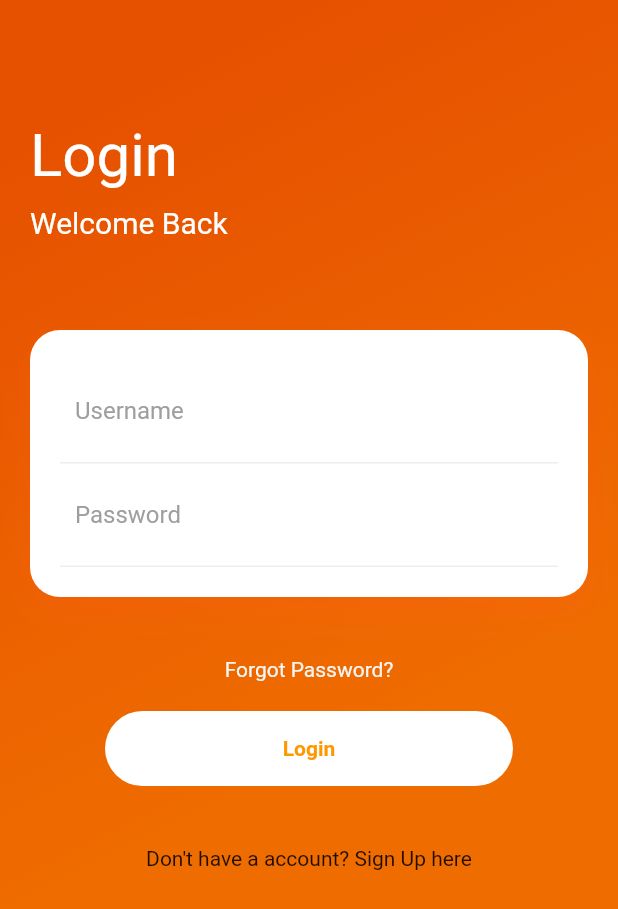
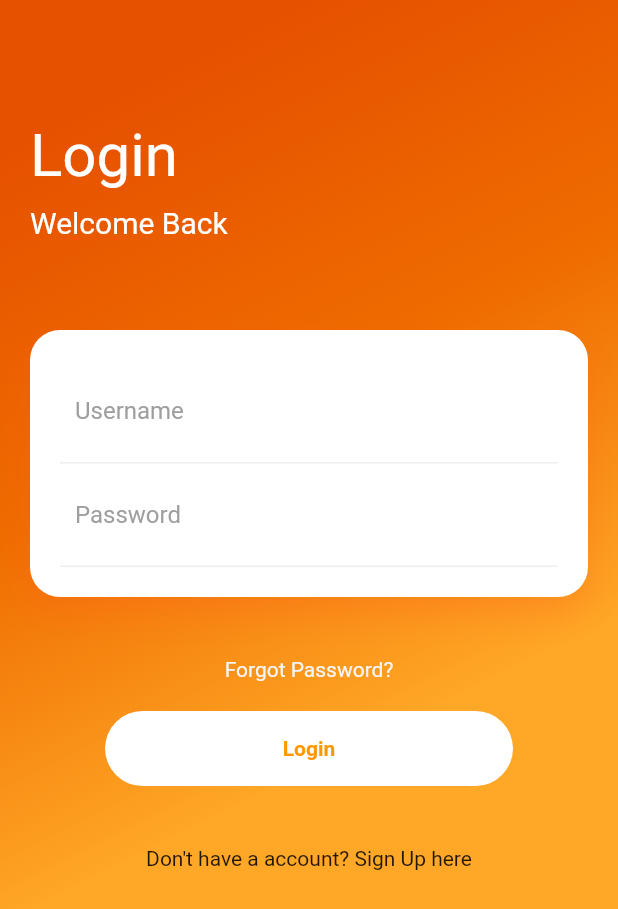
Before and after one commit to hanismdmahir/hamstercare_frontend, a Flutter app: the LoginPage screen opened directly, on a phone screen of 412 x 824 dp. Shown: the top 909 px of the screen. Run offline on Flutter 3.47's test engine with Material 2 defaults, Android fonts, the phone set to English and light mode, and no system bars.

Commit message:
login authenticated

```diff
--- a/lib/login/index.dart
+++ b/lib/login/index.dart
@@ -1,4 +1,5 @@
 import 'package:flutter/material.dart';
+import 'package:hamstercare/setting/setting.dart';
 
 void main() => runApp(
   MaterialApp(
@@ -8,9 +9,20 @@ void main() => runApp(
 );
 
 class LoginPage extends StatelessWidget {
+
+static final TextEditingController _user = new TextEditingController();
+ static final TextEditingController _pass = new TextEditingController();
+
+ String get username => _user.text;
+ String get password => _pass.text;
+
+
+ final GlobalKey<ScaffoldState> scaffoldKey = new GlobalKey<ScaffoldState>();
+
   @override
   Widget build(BuildContext context) {
     return Scaffold(
+      key: scaffoldKey,
       body: Container(
         width: double.infinity,
         decoration: BoxDecoration(
@@ -19,7 +31,7 @@ class LoginPage extends StatelessWidget {
             colors: [
               Colors.orange[900],
               Colors.orange[800],
-             // Colors.orange[400]  ni kalau nak orange cair kat bawah
+              Colors.orange[400]  //ni kalau nak orange cair kat bawah
             ]
           )
         ),
@@ -68,7 +80,7 @@ class LoginPage extends StatelessWidget {
                       decoration: BoxDecoration(
                         border: Border(bottom:BorderSide(color:Colors.grey[200]))
                         ),
-                      child: TextField(
+                      child: TextField(controller: _user,
                         decoration: InputDecoration(
                           hintText: "Username",
                           hintStyle: TextStyle(color:Colors.grey),
@@ -81,12 +93,13 @@ class LoginPage extends StatelessWidget {
                       decoration: BoxDecoration(
                         border: Border(bottom:BorderSide(color:Colors.grey[200]))
                         ),
-                      child: TextField(
+                     child: TextField(
+                        controller: _pass,
                         decoration: InputDecoration(
                           hintText: "Password",
                           hintStyle: TextStyle(color:Colors.grey),
                           border:InputBorder.none
-                        ),
+                        ), obscureText: true,
                       ),
                     ),
                 ],),),
@@ -101,10 +114,22 @@ class LoginPage extends StatelessWidget {
                         color: Colors.white
                       ),
                       child: Center(
-                        child: Text("Login", style: TextStyle(color:Colors.orange, fontWeight: FontWeight.bold)
-                    ),
-                    ),
-                    ),
+
+                        child: FlatButton(child: Text ("Login", style: TextStyle(color:Colors.orange, fontWeight: FontWeight.bold)),
+                         onPressed: (){
+                            if(username =="user" && password =="pass"){
+                           Navigator.push(context, MaterialPageRoute(builder: (context)=>Setting(),
+                           // _showSnackBar
+                            ));
+
+                              }
+                              else{
+                                scaffoldKey.currentState.showSnackBar(new SnackBar(content: new Text("Your Username or Password Are Wrong!")));
+                              }
+                         }
+
+                        )
+                    ),),
                     SizedBox(height: 40,),
                     Text("Don't have a account? Sign Up here", style: TextStyle(color:Colors.black87)),
                      ],
```
Also changed, not shown: lib/setting/setting.dart (added, +39 -0 lines).
